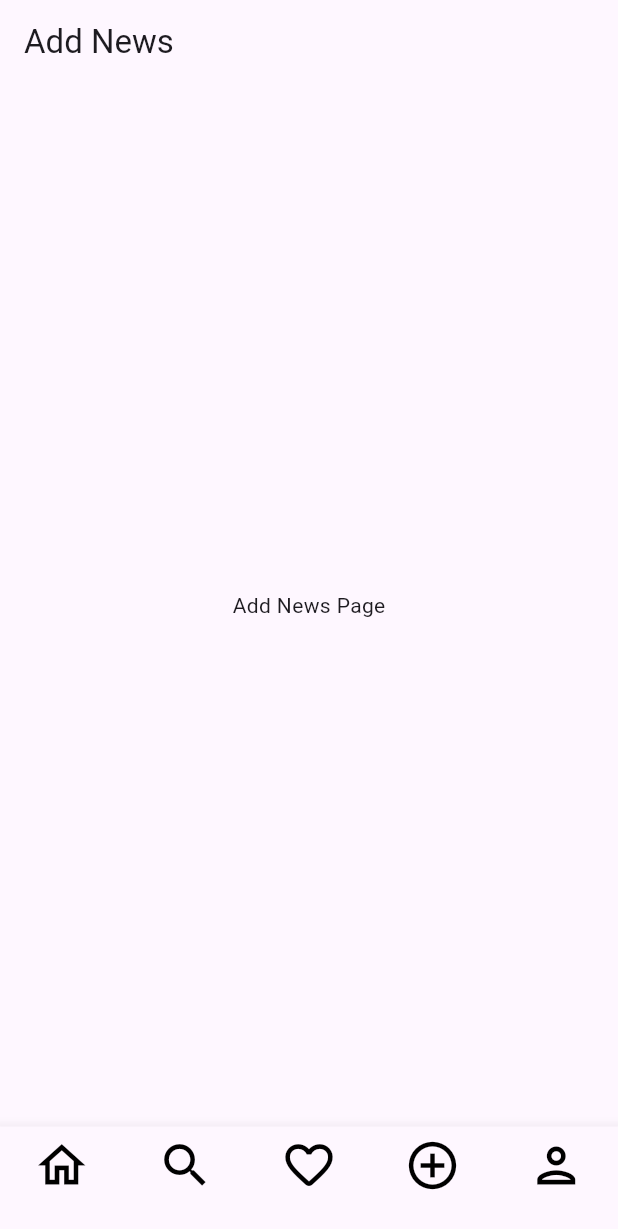
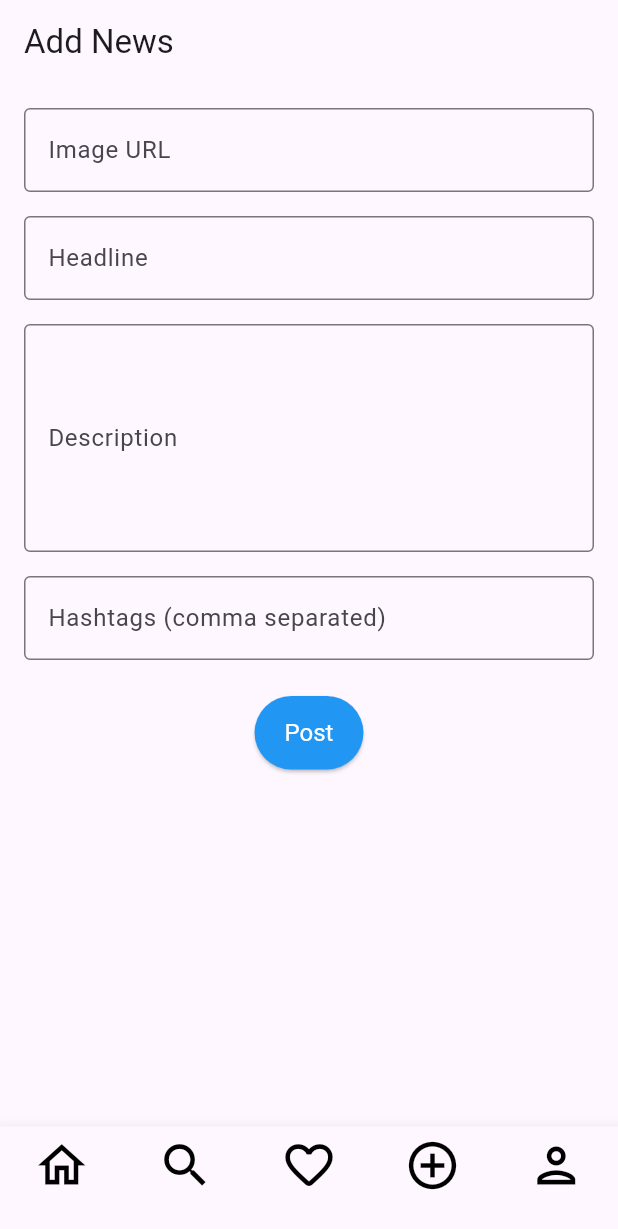
Before and after one commit to Manikanta954/news_app, a Flutter app: the screen it shows after launch, item 4 of the bottom bar chosen, on a phone screen of 412 x 824 dp. Shown: the top 1229 px of the screen. Run offline on Flutter 3.47's test engine with Material 3 defaults, Android fonts, the phone set to English and light mode, and no system bars; our stand-ins replace cached_network_image, fluttertoast; network calls fail.

Commit message:
added ad news page

```diff
--- a/lib/add_news_page.dart
+++ b/lib/add_news_page.dart
@@ -1,14 +1,90 @@
 import 'package:flutter/material.dart';
+import 'package:fluttertoast/fluttertoast.dart';
 
-class AddNewsPage extends StatelessWidget {
+class AddNewsPage extends StatefulWidget {
+  @override
+  _AddNewsPageState createState() => _AddNewsPageState();
+}
+
+class _AddNewsPageState extends State<AddNewsPage> {
+  final _headlineController = TextEditingController();
+  final _descriptionController = TextEditingController();
+  final _hashtagsController = TextEditingController();
+  final _imageUrlController = TextEditingController();
+
+  void _postNews() {
+    // Logic to handle posting the news can be added here.
+    // For demonstration, we'll show a toast message.
+    Fluttertoast.showToast(
+      msg: "Posted Successfully",
+      toastLength: Toast.LENGTH_SHORT,
+      gravity: ToastGravity.BOTTOM,
+      backgroundColor: Colors.green,
+      textColor: Colors.white,
+      fontSize: 16.0,
+    );
+  }
+
   @override
   Widget build(BuildContext context) {
     return Scaffold(
       appBar: AppBar(
         title: Text('Add News'),
       ),
-      body: Center(
-        child: Text('Add News Page'),
+      body: Padding(
+        padding: const EdgeInsets.all(16.0),
+        child: SingleChildScrollView(
+          child: Column(
+            crossAxisAlignment: CrossAxisAlignment.start,
+            children: <Widget>[
+              TextField(
+                controller: _imageUrlController,
+                decoration: InputDecoration(
+                  labelText: 'Image URL',
+                  border: OutlineInputBorder(),
+                ),
+                keyboardType: TextInputType.url,
+              ),
+              SizedBox(height: 16.0),
+              TextField(
+                controller: _headlineController,
+                decoration: InputDecoration(
+                  labelText: 'Headline',
+                  border: OutlineInputBorder(),
+                ),
+              ),
+              SizedBox(height: 16.0),
+              TextField(
+                controller: _descriptionController,
+                decoration: InputDecoration(
+                  labelText: 'Description',
+                  border: OutlineInputBorder(),
+                ),
+                maxLines: 5,
+              ),
+              SizedBox(height: 16.0),
+              TextField(
+                controller: _hashtagsController,
+                decoration: InputDecoration(
+                  labelText: 'Hashtags (comma separated)',
+                  border: OutlineInputBorder(),
+                ),
+              ),
+              SizedBox(height: 24.0),
+              Center(
+                child: ElevatedButton(
+                  onPressed: _postNews,
+                  style: ElevatedButton.styleFrom(
+                    foregroundColor: Colors.white, backgroundColor: Colors.blue, // Text color
+                    padding: EdgeInsets.symmetric(horizontal: 20, vertical: 15),
+                    textStyle: TextStyle(fontSize: 16),
+                  ),
+                  child: Text('Post'),
+                ),
+              ),
+            ],
+          ),
+        ),
       ),
     );
   }
--- a/lib/main.dart
+++ b/lib/main.dart
@@ -8,7 +8,7 @@ class MyApp extends StatelessWidget {
   Widget build(BuildContext context) {
     return MaterialApp(
       debugShowCheckedModeBanner: false,
-      title: 'Quick News',
+      title: 'Pigi',
       theme: ThemeData(
         primarySwatch: Colors.blue,
         textTheme: const TextTheme(
--- a/pubspec.yaml
+++ b/pubspec.yaml
@@ -52,6 +52,7 @@ dev_dependencies:
   google_fonts: ^2.3.3
   animations: ^2.0.0
   flutter_staggered_animations:
+  fluttertoast:
 # For information on the generic Dart part of this file, see the
 # following page: https://dart.dev/tools/pub/pubspec
 
```
Also changed, not shown: lib/home_page.dart (+15 -8 lines), lib/news_card.dart (+56 -14 lines), lib/saved_news_page.dart (+29 -7 lines), pubspec.lock.
